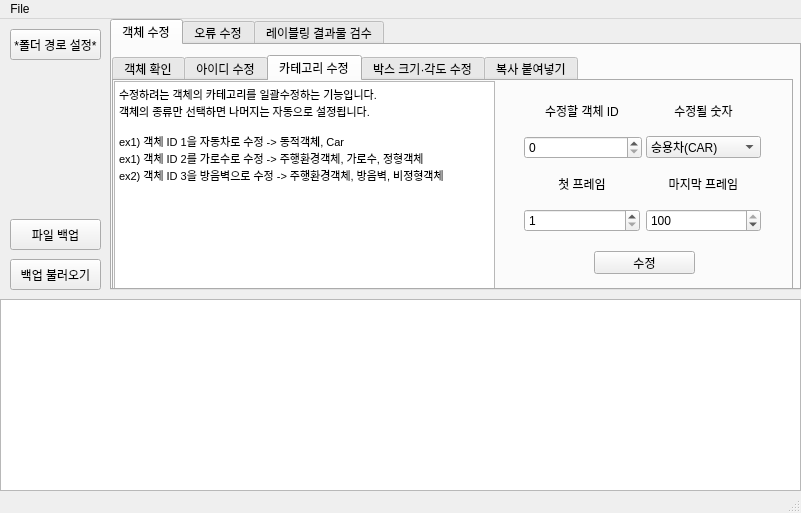
a22106/LabelingHelper, file pyqtDesign/pyqtDesigner.ui: the form before one commit.
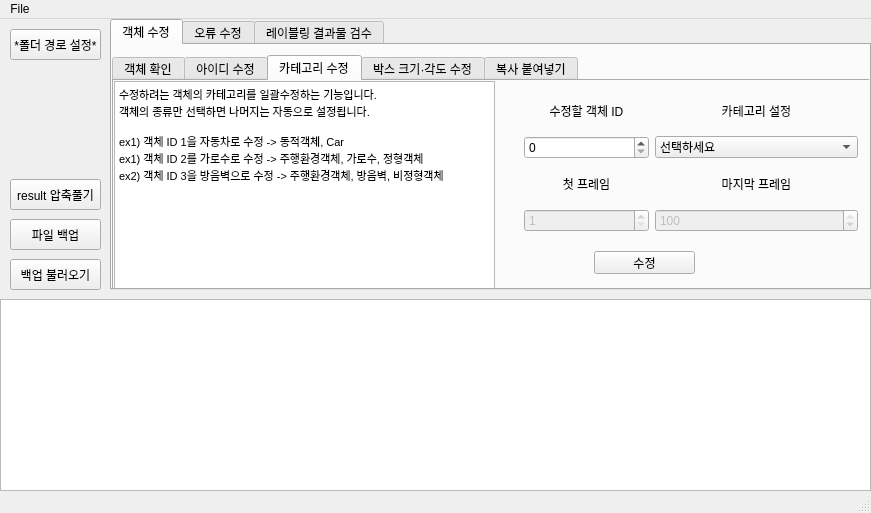
The form after the commit. The open tabs and pages were chosen to show the change.

What changed in the file:
```diff
--- a/pyqtDesign/pyqtDesigner.ui
+++ b/pyqtDesign/pyqtDesigner.ui
@@ -6,7 +6,7 @@
    <rect>
     <x>0</x>
     <y>0</y>
-    <width>801</width>
+    <width>871</width>
     <height>513</height>
    </rect>
   </property>
@@ -19,7 +19,7 @@
      <rect>
       <x>0</x>
       <y>280</y>
-      <width>801</width>
+      <width>871</width>
       <height>192</height>
      </rect>
     </property>
@@ -71,7 +71,7 @@
      <rect>
       <x>110</x>
       <y>0</y>
-      <width>691</width>
+      <width>761</width>
       <height>271</height>
      </rect>
     </property>
@@ -87,7 +87,7 @@
        <rect>
         <x>0</x>
         <y>10</y>
-        <width>681</width>
+        <width>761</width>
         <height>241</height>
        </rect>
       </property>
@@ -356,7 +356,7 @@
          <rect>
           <x>410</x>
           <y>10</y>
-          <width>237</width>
+          <width>334</width>
           <height>141</height>
          </rect>
         </property>
@@ -364,7 +364,7 @@
          <item row="0" column="1">
           <widget class="QLabel" name="label_5">
            <property name="text">
-            <string>수정될 숫자</string>
+            <string>카테고리 설정</string>
            </property>
            <property name="alignment">
             <set>Qt::AlignCenter</set>
@@ -416,6 +416,9 @@
          </item>
          <item row="3" column="0">
           <widget class="QSpinBox" name="spinBoxfromIdCategoryFrame">
+           <property name="enabled">
+            <bool>false</bool>
+           </property>
            <property name="minimum">
             <number>1</number>
            </property>
@@ -426,6 +429,9 @@
          </item>
          <item row="3" column="1">
           <widget class="QSpinBox" name="spinBoxToIdCategoryFrame">
+           <property name="enabled">
+            <bool>false</bool>
+           </property>
            <property name="minimum">
             <number>1</number>
            </property>
@@ -439,6 +445,11 @@
          </item>
          <item row="1" column="1">
           <widget class="QComboBox" name="comboBox">
+           <item>
+            <property name="text">
+             <string>선택하세요</string>
+            </property>
+           </item>
            <item>
             <property name="text">
              <string>승용차(CAR)</string>
@@ -901,13 +912,26 @@
      </widget>
     </widget>
    </widget>
+   <widget class="QPushButton" name="pushButton_14">
+    <property name="geometry">
+     <rect>
+      <x>10</x>
+      <y>160</y>
+      <width>91</width>
+      <height>31</height>
+     </rect>
+    </property>
+    <property name="text">
+     <string>result 압축풀기</string>
+    </property>
+   </widget>
   </widget>
   <widget class="QMenuBar" name="menubar">
    <property name="geometry">
     <rect>
      <x>0</x>
      <y>0</y>
-     <width>801</width>
+     <width>871</width>
      <height>21</height>
     </rect>
    </property>
```
Left out of the diff: 164 changed lines with no effect on the pictures.
